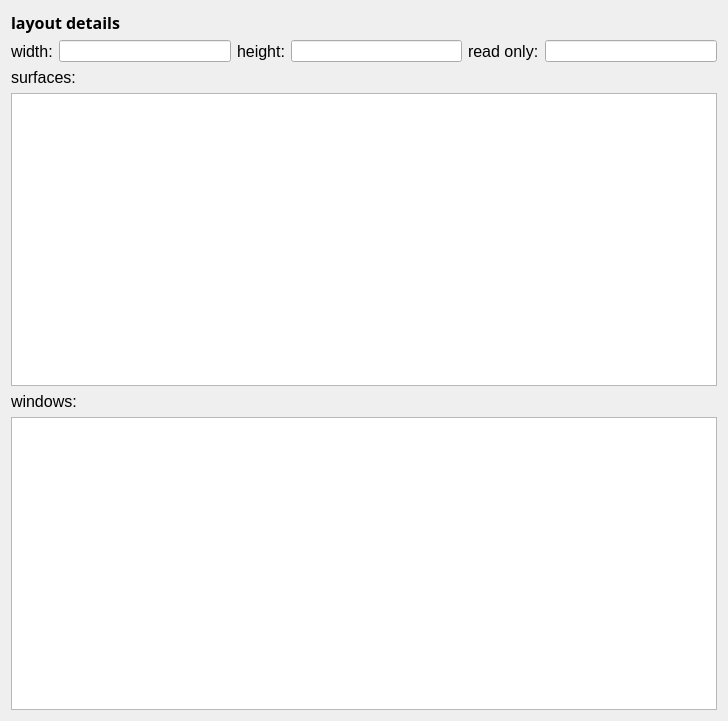
Above: LayoutFile/layoutinf.ui from Liubbbb/layout before the change. Below: the same form after it.
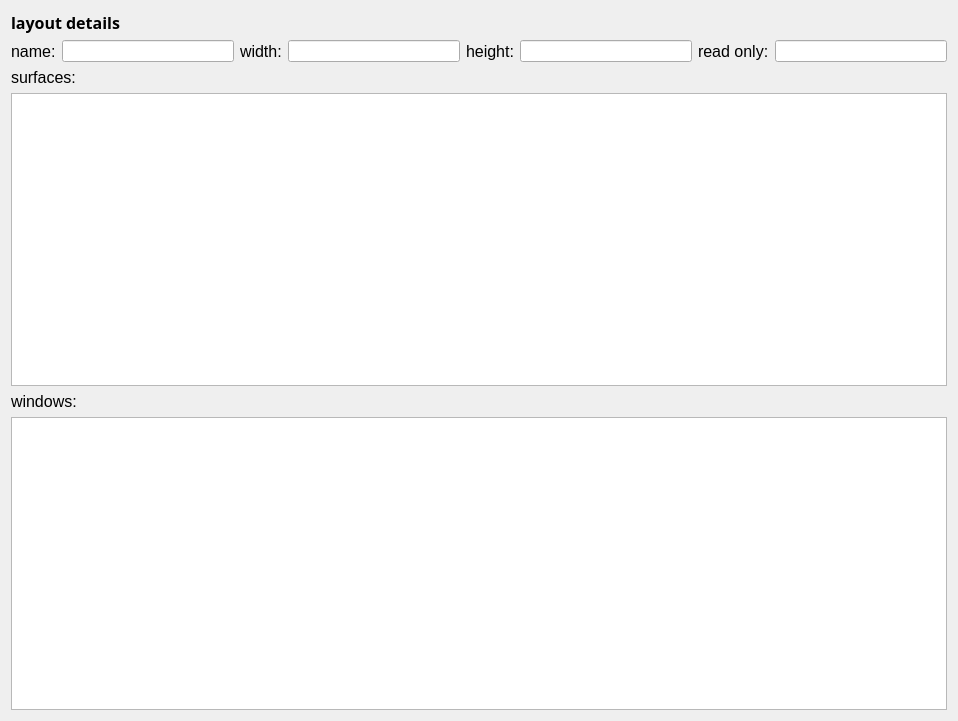
That is the form after the change.

Patch:
```diff
--- a/LayoutFile/layoutinf.ui
+++ b/LayoutFile/layoutinf.ui
@@ -6,10 +6,16 @@
    <rect>
     <x>0</x>
     <y>0</y>
-    <width>728</width>
+    <width>958</width>
     <height>721</height>
    </rect>
   </property>
+  <property name="maximumSize">
+   <size>
+    <width>16777215</width>
+    <height>16777215</height>
+   </size>
+  </property>
   <property name="windowTitle">
    <string>Form</string>
   </property>
@@ -32,6 +38,21 @@
    </item>
    <item>
     <layout class="QHBoxLayout" name="horizontalLayout">
+     <item>
+      <widget class="QLabel" name="label_7">
+       <property name="font">
+        <font>
+         <pointsize>12</pointsize>
+        </font>
+       </property>
+       <property name="text">
+        <string>name:</string>
+       </property>
+      </widget>
+     </item>
+     <item>
+      <widget class="QLineEdit" name="nameEdit"/>
+     </item>
      <item>
       <widget class="QLabel" name="label_2">
        <property name="font">
```
